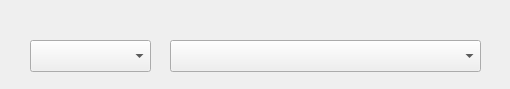
Above: ui/counterparty.ui from rahrahr/Trade-Monitor before the change. Below: the same form after it.
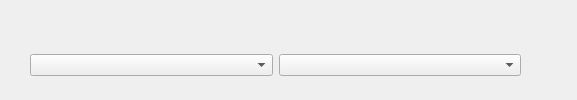
That is the form after the change. Custom widgets are drawn as their Qt base class.

Patch:
```diff
--- a/ui/counterparty.ui
+++ b/ui/counterparty.ui
@@ -6,8 +6,8 @@
    <rect>
     <x>0</x>
     <y>0</y>
-    <width>510</width>
-    <height>89</height>
+    <width>577</width>
+    <height>100</height>
    </rect>
   </property>
   <property name="sizePolicy">
@@ -22,36 +22,24 @@
   <widget class="QWidget" name="layoutWidget" native="true">
    <property name="geometry">
     <rect>
-     <x>0</x>
-     <y>30</y>
-     <width>511</width>
-     <height>52</height>
-    </rect>
-   </property>
-   <widget class="QComboBox" name="counterparty_type">
-    <property name="geometry">
-     <rect>
       <x>30</x>
-      <y>10</y>
-      <width>121</width>
-      <height>32</height>
-     </rect>
-    </property>
+     <y>40</y>
+     <width>491</width>
+     <height>50</height>
+    </rect>
+   </property>
+   <layout class="QHBoxLayout" name="horizontalLayout">
+    <item>
+     <widget class="QComboBox" name="counterparty_type">
     <item>
      <property name="text">
       <string/>
      </property>
     </item>
    </widget>
+    </item>
+    <item>
    <widget class="QComboBox" name="counterparty_list">
-    <property name="geometry">
-     <rect>
-      <x>170</x>
-      <y>10</y>
-      <width>311</width>
-      <height>32</height>
-     </rect>
-    </property>
     <item>
      <property name="text">
       <string/>
@@ -63,6 +51,8 @@
      </property>
     </item>
    </widget>
+    </item>
+   </layout>
   </widget>
  </widget>
  <customwidgets>
```
Lines whose indentation alone changed are shown as unchanged.
